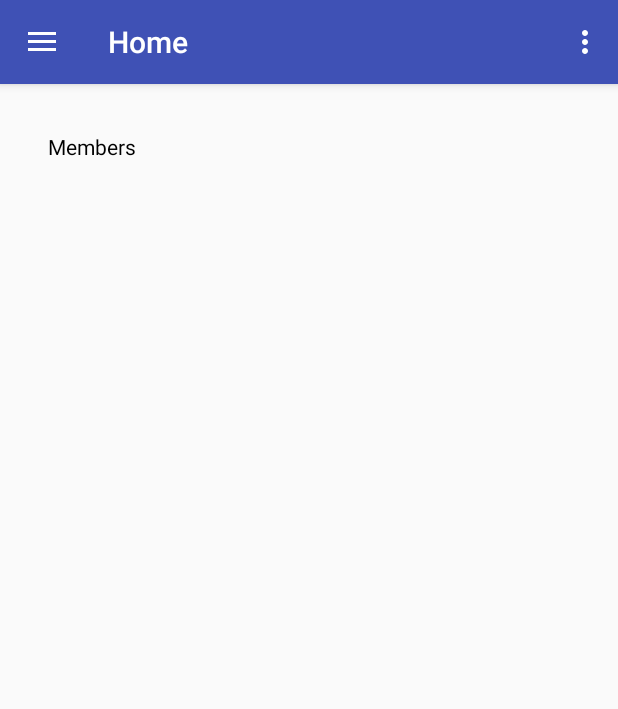
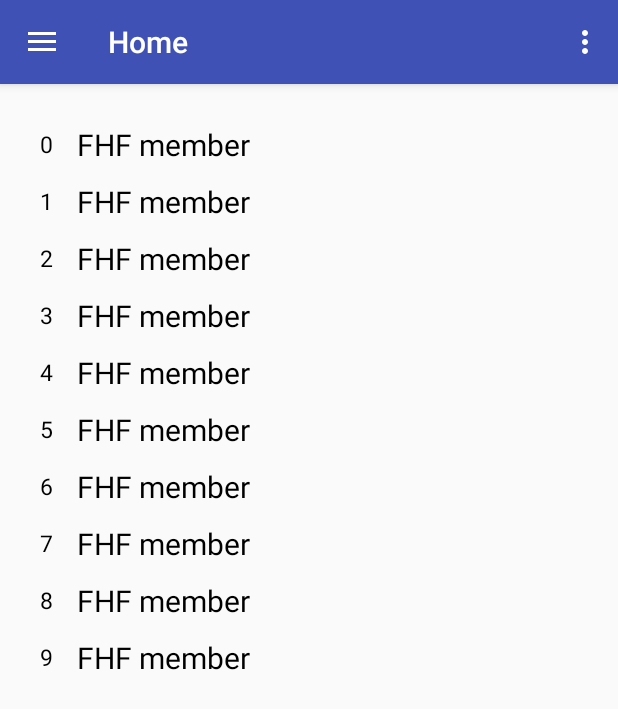
Before and after one commit to kbabulrao/FHF, an Android app: the fragment MembersFragment placed in its activity, on a phone screen of 412 x 824 dp. Shown: the top 709 px of the screen. Run offline under Robolectric (Android 15) with nearby library versions, the phone set to English and light mode, and no system bars.

Commit message:
added ui for join us, gallery, members.

```diff
--- /dev/null
+++ b/app/src/main/java/com/fhf/adapters/MembersAdapter.java
@@ -0,0 +1,72 @@
+package com.fhf.adapters;
+
+import android.content.Context;
+import android.support.v7.widget.RecyclerView;
+import android.view.LayoutInflater;
+import android.view.View;
+import android.view.ViewGroup;
+
+import com.fhf.R;
+import com.fhf.adapters.holders.LoadingViewHolder;
+import com.fhf.adapters.holders.MembersHolder;
+
+/**
+ * Created by sbogi on 3/9/2017.
+ */
+
+public class MembersAdapter extends RecyclerView.Adapter<RecyclerView.ViewHolder> {
+
+    private final int VIEW_TYPE_ITEM = 0;
+    private final int VIEW_TYPE_LOADING = 1;
+    private Context context;
+    boolean isDataOver;
+
+    public MembersAdapter(Context context) {
+        this.context = context;
+    }
+
+    @Override
+    public int getItemViewType(int position) {
+        return VIEW_TYPE_ITEM;
+//        return eventsArray.get(position) == null ? VIEW_TYPE_LOADING : VIEW_TYPE_ITEM;
+    }
+
+    @Override
+    public RecyclerView.ViewHolder onCreateViewHolder(ViewGroup parent, int viewType) {
+        if (viewType == VIEW_TYPE_ITEM) {
+            View view = LayoutInflater.from(context).inflate(R.layout.row_members, parent, false);
+            return new MembersHolder(view);
+        } else if (viewType == VIEW_TYPE_LOADING) {
+            System.out.println("in loading");
+            View view = LayoutInflater.from(context).inflate(R.layout.loadmorelayout, parent, false);
+            return new LoadingViewHolder(view);
+        }
+        return null;
+    }
+
+    @Override
+    public void onBindViewHolder(final RecyclerView.ViewHolder holder, final int position) {
+        if (holder instanceof MembersHolder) {
+            ((MembersHolder) holder).setData(position);
+        } else if (holder instanceof LoadingViewHolder) {
+
+            LoadingViewHolder loadingViewHolder = (LoadingViewHolder) holder;
+            loadingViewHolder.progressBar.setIndeterminate(true);
+            if (isDataOver) {
+                if (getItemCount() > 10) {
+                    loadingViewHolder.LB_msz.setText("No data left");
+                } else {
+                    loadingViewHolder.LB_msz.setText("");
+                }
+                loadingViewHolder.progressBar.setVisibility(View.GONE);
+            } else {
+                loadingViewHolder.progressBar.setVisibility(View.VISIBLE);
+            }
+        }
+    }
+
+    @Override
+    public int getItemCount() {
+        return 10;
+    }
+}
--- /dev/null
+++ b/app/src/main/java/com/fhf/adapters/holders/MembersHolder.java
@@ -0,0 +1,32 @@
+package com.fhf.adapters.holders;
+
+import android.support.v7.widget.RecyclerView;
+import android.view.View;
+import android.widget.ImageView;
+import android.widget.TextView;
+
+import com.fhf.R;
+
+/**
+ * Created by santosh on 3/9/2017.
+ */
+
+public class MembersHolder extends RecyclerView.ViewHolder {
+
+    private TextView tvMembersCount;
+    private TextView tvMemberName;
+
+    private void findViews(View rootView) {
+        tvMembersCount = (TextView) rootView.findViewById(R.id.tv_member_count);
+        tvMemberName = (TextView) rootView.findViewById(R.id.tv_member_name);
+    }
+
+    public MembersHolder(View rootView) {
+        super(rootView);
+        findViews(rootView);
+    }
+
+    public void setData(int position) {
+        tvMembersCount.setText(position + "");
+    }
+}
--- a/app/src/main/java/com/fhf/fragments/MembersFragment.java
+++ b/app/src/main/java/com/fhf/fragments/MembersFragment.java
@@ -2,12 +2,15 @@ package com.fhf.fragments;
 
 import android.content.Context;
 import android.os.Bundle;
+import android.support.v7.widget.LinearLayoutManager;
+import android.support.v7.widget.RecyclerView;
 import android.view.LayoutInflater;
 import android.view.View;
 import android.view.ViewGroup;
-import android.widget.TextView;
 
 import com.fhf.R;
+import com.fhf.adapters.EventsAdapter;
+import com.fhf.adapters.MembersAdapter;
 
 /**
  * Created by santosh on 2/16/2017.
@@ -15,8 +18,7 @@ import com.fhf.R;
 
 public class MembersFragment extends BaseFragment {
 
-    TextView tvTitle;
-
+    RecyclerView rvMemberslist;
     @Override
     public void onAttach(Context context) {
         super.onAttach(context);
@@ -24,15 +26,22 @@ public class MembersFragment extends BaseFragment {
 
     @Override
     public View onCreateView(LayoutInflater inflater, ViewGroup container, Bundle savedInstanceState) {
-        View view = inflater.inflate(R.layout.fragment_home, container, false);
+        View view = inflater.inflate(R.layout.fragment_members, container, false);
 
         findViews(view);
+
+        rvMemberslist.setAdapter(new MembersAdapter(getContext()));
+
         return view;
     }
 
     void findViews(View view) {
-        tvTitle = (TextView) view.findViewById(R.id.tvHome);
-        tvTitle.setText("Members");
+        rvMemberslist = (RecyclerView) view.findViewById(R.id.rv_memberslist);
+
+        LinearLayoutManager layoutManager = new LinearLayoutManager(getActivity(), LinearLayoutManager.VERTICAL, false);
+
+        rvMemberslist.setLayoutManager(layoutManager);
+        rvMemberslist.setNestedScrollingEnabled(true);
     }
 
     @Override
--- a/app/src/main/java/com/fhf/fragments/SettingsFragment.java
+++ b/app/src/main/java/com/fhf/fragments/SettingsFragment.java
@@ -15,8 +15,6 @@ import com.fhf.R;
 
 public class SettingsFragment extends BaseFragment {
 
-    TextView tvTitle;
-
     @Override
     public void onAttach(Context context) {
         super.onAttach(context);
@@ -24,15 +22,13 @@ public class SettingsFragment extends BaseFragment {
 
     @Override
     public View onCreateView(LayoutInflater inflater, ViewGroup container, Bundle savedInstanceState) {
-        View view = inflater.inflate(R.layout.fragment_home, container, false);
+        View view = inflater.inflate(R.layout.fragment_settings, container, false);
 
         findViews(view);
         return view;
     }
 
     void findViews(View view) {
-        tvTitle = (TextView) view.findViewById(R.id.tvHome);
-        tvTitle.setText("Settings");
     }
 
     @Override
--- /dev/null
+++ b/app/src/main/res/layout/fragment_members.xml
@@ -0,0 +1,13 @@
+<?xml version="1.0" encoding="utf-8"?>
+<LinearLayout xmlns:android="http://schemas.android.com/apk/res/android"
+    android:layout_width="match_parent"
+    android:layout_height="match_parent"
+    android:orientation="vertical">
+
+    <android.support.v7.widget.RecyclerView
+        android:id="@+id/rv_memberslist"
+        android:layout_width="match_parent"
+        android:layout_height="wrap_content"
+        android:layout_margin="@dimen/activity_login_btn_left_margin" />
+
+</LinearLayout>
--- /dev/null
+++ b/app/src/main/res/layout/row_members.xml
@@ -0,0 +1,37 @@
+<?xml version="1.0" encoding="utf-8"?>
+<LinearLayout xmlns:android="http://schemas.android.com/apk/res/android"
+    android:layout_width="match_parent"
+    android:layout_height="wrap_content"
+    android:orientation="vertical">
+
+    <RelativeLayout
+        android:id="@+id/mainlayoutprofile"
+        android:layout_width="match_parent"
+        android:layout_height="wrap_content"
+        android:layout_margin="@dimen/activity_login_btn_left_margin">
+
+        <TextView
+            android:id="@+id/tv_member_count"
+            android:layout_width="wrap_content"
+            android:layout_height="wrap_content"
+            android:layout_alignParentLeft="true"
+            android:layout_centerVertical="true"
+            android:layout_marginRight="16dp"
+            android:text="1."
+            android:textColor="@android:color/black"
+            android:textSize="15dp" />
+
+        <TextView
+            android:id="@+id/tv_member_name"
+            android:layout_width="wrap_content"
+            android:layout_height="wrap_content"
+            android:layout_centerVertical="true"
+            android:layout_toRightOf="@+id/tv_member_count"
+            android:inputType="textNoSuggestions"
+            android:text="FHF member"
+            android:textColor="@android:color/black"
+            android:textSize="20dp" />
+
+    </RelativeLayout>
+
+</LinearLayout>
--- a/app/src/main/res/values/strings.xml
+++ b/app/src/main/res/values/strings.xml
@@ -26,6 +26,10 @@
     <string name="your_name">Your Name...</string>
     <string name="your_email">Your Email...</string>
     <string name="your_msg">Write down your message...</string>
+    <string name="dob">Date Of Birth</string>
+    <string name="submit">SUBMIT</string>
+    <string name="notifications">Notifications</string>
+    <string name="change_password">Change Pasword</string>
 
     <string name="facebook_app_id">415313148637614</string><!-- TO-DO replace facebook APP-ID-->
 </resources>
```
Also changed, not shown: app/src/main/java/com/fhf/adapters/CustomGridViewAdapter.java (added, +64 -0 lines), app/src/main/java/com/fhf/fragments/GalleryFragment.java (+30 -5 lines), app/src/main/java/com/fhf/fragments/JoinUsFragment.java (+1 -6 lines), app/src/main/java/com/fhf/fragments/ShareFragment.java (+1 -6 lines), app/src/main/res/layout/fragment_gallery.xml (added, +14 -0 lines), app/src/main/res/layout/fragment_join_us.xml (added, +72 -0 lines), app/src/main/res/layout/fragment_settings.xml (added, +38 -0 lines), app/src/main/res/layout/fragment_share.xml (added, +30 -0 lines), app/src/main/res/layout/gridview_layout.xml (added, +22 -0 lines).
